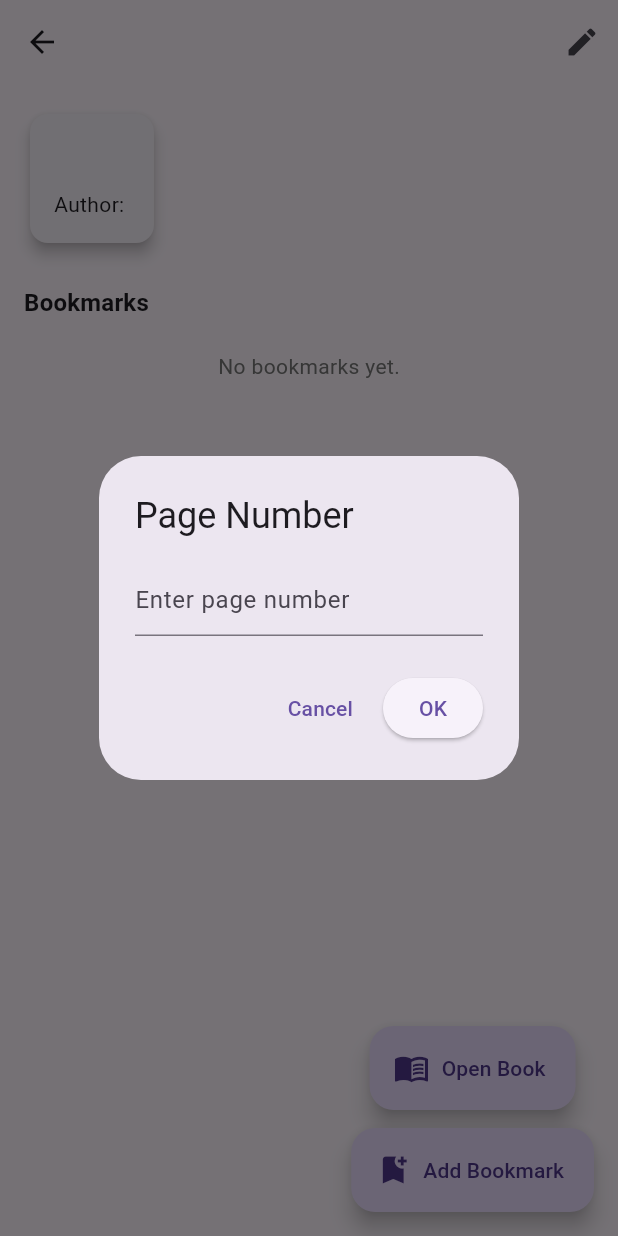
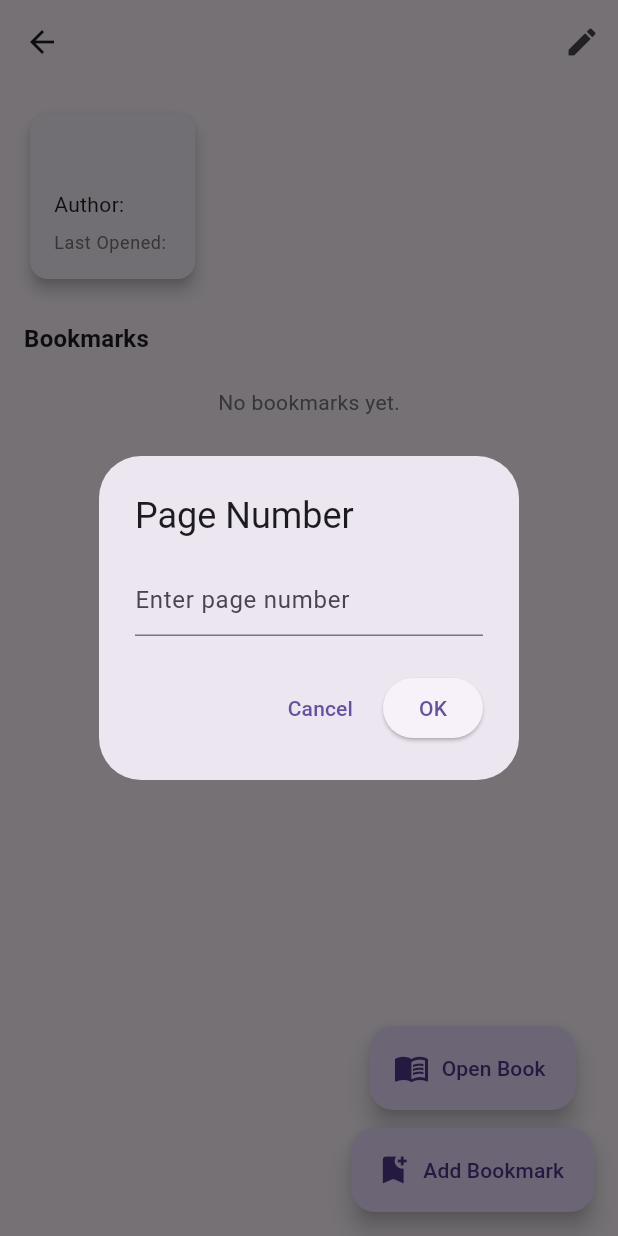
Before and after one commit to SulthanZharfan/capybooklist, a Flutter app: the BookDetailScreen screen opened directly with empty values, after a tap on "Add Bookmark", on a phone screen of 412 x 824 dp. Run offline on Flutter 3.47's test engine with Material 3 defaults, Android fonts, the phone set to English and light mode, and no system bars; our stand-ins replace curved_navigation_bar, file_picker, sqflite; missing offline and left inert: flutter_pdfview; accounts and stored records are empty; network calls fail.

Commit message:
recently book

```diff
--- a/lib/db/database_helper.dart
+++ b/lib/db/database_helper.dart
@@ -131,6 +131,28 @@ class DatabaseHelper {
     return null;
   }
 
+  Future<int> updateLastOpenedAt(int id) async {
+    final db = await database;
+    return await db.update(
+      'books',
+      {'last_opened_at': DateTime.now().toIso8601String()},
+      where: 'id = ?',
+      whereArgs: [id],
+    );
+  }
+
+  /// Fetch recently opened books (sorted by last_opened_at DESC)
+  Future<List<Book>> getRecentlyOpenedBooks({int limit = 5}) async {
+    final db = await database;
+    final result = await db.query(
+      'books',
+      where: 'last_opened_at IS NOT NULL',
+      orderBy: 'last_opened_at DESC',
+      limit: limit,
+    );
+    return result.map((e) => Book.fromMap(e)).toList();
+  }
+
   // =========================================
   // BOOKMARKS CRUD
   // =========================================
--- a/lib/screens/book_detail_screen.dart
+++ b/lib/screens/book_detail_screen.dart
@@ -20,7 +20,12 @@ class _BookDetailScreenState extends State<BookDetailScreen> {
   @override
   void initState() {
     super.initState();
+    _updateLastOpened();
     _loadBookmarks();
+  }
+
+  Future<void> _updateLastOpened() async {
+    await dbHelper.updateLastOpenedAt(widget.book.id!);
   }
 
   Future<void> _loadBookmarks() async {
@@ -92,7 +97,7 @@ class _BookDetailScreenState extends State<BookDetailScreen> {
         title: Text(widget.book.title),
         actions: [
           IconButton(
-            icon: Icon(Icons.edit),
+            icon: const Icon(Icons.edit),
             tooltip: 'Rename Book',
             onPressed: _renameBook,
           ),
@@ -115,7 +120,7 @@ class _BookDetailScreenState extends State<BookDetailScreen> {
                       widget.book.title,
                       style: theme.textTheme.titleLarge?.copyWith(fontWeight: FontWeight.bold),
                     ),
-                    SizedBox(height: 6),
+                    const SizedBox(height: 6),
                     Text(
                       'Author: ${widget.book.author ?? "Unknown"}',
                       style: theme.textTheme.bodyMedium,
@@ -128,16 +133,24 @@ class _BookDetailScreenState extends State<BookDetailScreen> {
                           style: theme.textTheme.bodySmall?.copyWith(color: Colors.grey[700]),
                         ),
                       ),
+                    if (widget.book.lastOpenedAt != null)
+                      Padding(
+                        padding: const EdgeInsets.only(top: 8.0),
+                        child: Text(
+                          'Last Opened: ${widget.book.lastOpenedAt}',
+                          style: theme.textTheme.bodySmall?.copyWith(color: Colors.grey[600]),
+                        ),
+                      ),
                   ],
                 ),
               ),
             ),
-            SizedBox(height: 24),
+            const SizedBox(height: 24),
             Text(
               'Bookmarks',
               style: theme.textTheme.titleMedium?.copyWith(fontWeight: FontWeight.bold),
             ),
-            SizedBox(height: 8),
+            const SizedBox(height: 8),
             _bookmarks.isEmpty
                 ? Padding(
               padding: const EdgeInsets.all(12.0),
@@ -150,12 +163,12 @@ class _BookDetailScreenState extends State<BookDetailScreen> {
             )
                 : ListView.builder(
               shrinkWrap: true,
-              physics: NeverScrollableScrollPhysics(),
+              physics: const NeverScrollableScrollPhysics(),
               itemCount: _bookmarks.length,
               itemBuilder: (context, index) {
                 final bm = _bookmarks[index];
                 return Card(
-                  margin: EdgeInsets.symmetric(vertical: 6),
+                  margin: const EdgeInsets.symmetric(vertical: 6),
                   shape: RoundedRectangleBorder(borderRadius: BorderRadius.circular(10)),
                   elevation: 2,
                   child: ListTile(
@@ -169,12 +182,12 @@ class _BookDetailScreenState extends State<BookDetailScreen> {
                       mainAxisSize: MainAxisSize.min,
                       children: [
                         IconButton(
-                          icon: Icon(Icons.edit, color: Colors.amber),
+                          icon: const Icon(Icons.edit, color: Colors.amber),
                           tooltip: 'Edit',
                           onPressed: () => _editBookmark(bm),
                         ),
                         IconButton(
-                          icon: Icon(Icons.delete, color: Colors.red),
+                          icon: const Icon(Icons.delete, color: Colors.red),
                           tooltip: 'Delete',
                           onPressed: () => _deleteBookmark(bm.id!),
                         ),
@@ -184,7 +197,7 @@ class _BookDetailScreenState extends State<BookDetailScreen> {
                 );
               },
             ),
-            SizedBox(height: 80),
+            const SizedBox(height: 80),
           ],
         ),
       ),
@@ -194,15 +207,15 @@ class _BookDetailScreenState extends State<BookDetailScreen> {
           FloatingActionButton.extended(
             heroTag: 'openBook',
             onPressed: _openBook,
-            icon: Icon(Icons.menu_book),
-            label: Text('Open Book'),
+            icon: const Icon(Icons.menu_book),
+            label: const Text('Open Book'),
           ),
-          SizedBox(height: 12),
+          const SizedBox(height: 12),
           FloatingActionButton.extended(
             heroTag: 'addBookmark',
             onPressed: _addBookmark,
-            icon: Icon(Icons.bookmark_add),
-            label: Text('Add Bookmark'),
+            icon: const Icon(Icons.bookmark_add),
+            label: const Text('Add Bookmark'),
           ),
         ],
       ),
@@ -217,20 +230,20 @@ class _BookDetailScreenState extends State<BookDetailScreen> {
       context: context,
       builder: (context) {
         return AlertDialog(
-          title: Text('Page Number'),
+          title: const Text('Page Number'),
           content: TextField(
             controller: controller,
             keyboardType: TextInputType.number,
-            decoration: InputDecoration(hintText: 'Enter page number'),
+            decoration: const InputDecoration(hintText: 'Enter page number'),
           ),
           actions: [
-            TextButton(onPressed: () => Navigator.pop(context), child: Text('Cancel')),
+            TextButton(onPressed: () => Navigator.pop(context), child: const Text('Cancel')),
             ElevatedButton(
               onPressed: () {
                 final value = int.tryParse(controller.text);
                 Navigator.pop(context, value);
               },
-              child: Text('OK'),
+              child: const Text('OK'),
             ),
           ],
         );
@@ -244,16 +257,16 @@ class _BookDetailScreenState extends State<BookDetailScreen> {
       context: context,
       builder: (context) {
         return AlertDialog(
-          title: Text('Note / Footnote'),
+          title: const Text('Note / Footnote'),
           content: TextField(
             controller: controller,
-            decoration: InputDecoration(hintText: 'Enter note'),
+            decoration: const InputDecoration(hintText: 'Enter note'),
           ),
           actions: [
-            TextButton(onPressed: () => Navigator.pop(context), child: Text('Cancel')),
+            TextButton(onPressed: () => Navigator.pop(context), child: const Text('Cancel')),
             ElevatedButton(
               onPressed: () => Navigator.pop(context, controller.text),
-              child: Text('OK'),
+              child: const Text('OK'),
             ),
           ],
         );
@@ -267,16 +280,16 @@ class _BookDetailScreenState extends State<BookDetailScreen> {
       context: context,
       builder: (context) {
         return AlertDialog(
-          title: Text('Rename Book'),
+          title: const Text('Rename Book'),
           content: TextField(
             controller: controller,
-            decoration: InputDecoration(hintText: 'Enter new title'),
+            decoration: const InputDecoration(hintText: 'Enter new title'),
           ),
           actions: [
-            TextButton(onPressed: () => Navigator.pop(context), child: Text('Cancel')),
+            TextButton(onPressed: () => Navigator.pop(context), child: const Text('Cancel')),
             ElevatedButton(
               onPressed: () => Navigator.pop(context, controller.text),
-              child: Text('OK'),
+              child: const Text('OK'),
             ),
           ],
         );
```
Also changed, not shown: lib/db/book_dao.dart (+32 -1 lines), lib/screens/home_screen.dart (+29 -20 lines), lib/main.dart (line endings or trailing spaces).
